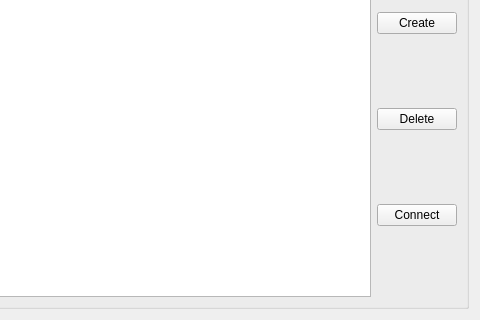
First picture: the form in ui/wdgSimulations.ui, repository turulomio/xulpymoney, before the edit; both pictures show x 568 to 1048 and y 179 to 499 of the 1048 by 499 pixel window.
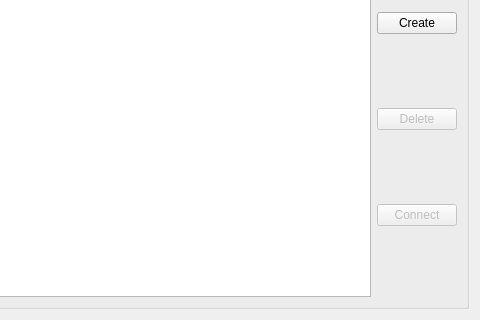
Second picture: the form after the edit. Icons and pictures are not drawn. Custom widgets are drawn as their Qt base class.

Commit message: Now simulations can add and remove. Added QSettings.

Diff of the .ui file:
```diff
--- a/ui/wdgSimulations.ui
+++ b/ui/wdgSimulations.ui
@@ -123,6 +123,9 @@
             </item>
             <item>
              <widget class="QPushButton" name="cmdDelete">
+              <property name="enabled">
+               <bool>false</bool>
+              </property>
               <property name="text">
                <string>Delete</string>
               </property>
@@ -130,6 +133,9 @@
             </item>
             <item>
              <widget class="QPushButton" name="cmdConnect">
+              <property name="enabled">
+               <bool>false</bool>
+              </property>
               <property name="text">
                <string>Connect</string>
               </property>
```
Left out of the diff: 12 changed lines with no effect on the pictures. The commit also changes 9 other files.
